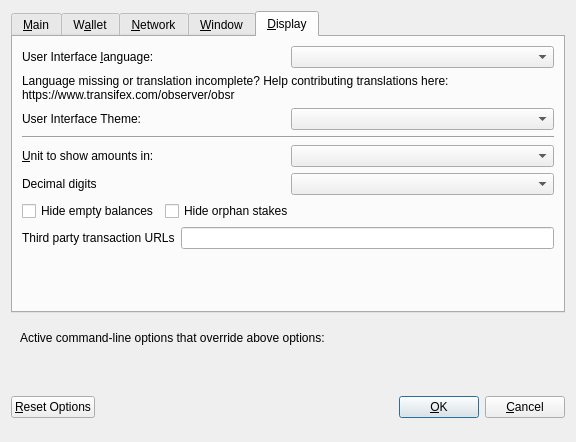
First picture: the form in src/qt/forms/optionsdialog.ui, repository observernet/obsr, before the edit.
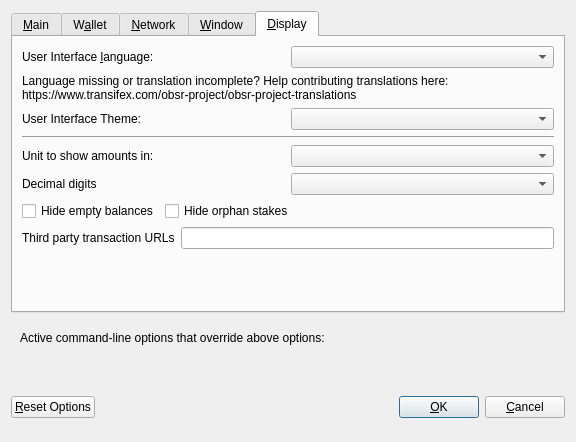
Second picture: the form after the edit. The open tabs and pages were chosen to show the change. Custom widgets are drawn as their Qt base class.

```diff
--- a/src/qt/forms/optionsdialog.ui
+++ b/src/qt/forms/optionsdialog.ui
@@ -524,7 +524,7 @@
          </property>
          <property name="text">
           <string>Language missing or translation incomplete? Help contributing translations here:
-https://www.transifex.com/observer/obsr</string>
+https://www.transifex.com/obsr-project/obsr-project-translations</string>
          </property>
          <property name="wordWrap">
           <bool>true</bool>
@@ -552,6 +552,12 @@
         </layout>
        </item>
        <item>
+        <widget class="QWidget" name="verticalZobsrDisplayWidget" native="true">
+         <layout class="QVBoxLayout" name="verticalZobsrDisplayLayout">
+          <property name="margin">
+           <number>0</number>
+          </property>
+          <item>
         <widget class="Line" name="line">
          <property name="orientation">
           <enum>Qt::Horizontal</enum>
@@ -563,7 +569,7 @@
          <item>
           <widget class="QLabel" name="unitLabel">
            <property name="text">
-            <string>&amp;Unit to show amounts in:</string>
+               <string>Unit to show amounts in:</string>
            </property>
            <property name="textFormat">
             <enum>Qt::PlainText</enum>
@@ -659,6 +665,9 @@
           </widget>
          </item>
         </layout>
+          </item>
+         </layout>
+        </widget>
        </item>
        <item>
         <spacer name="verticalSpacer">
```
Left out of the diff: 21 changed lines with no effect on the pictures. Lines whose indentation alone changed are shown as unchanged.
